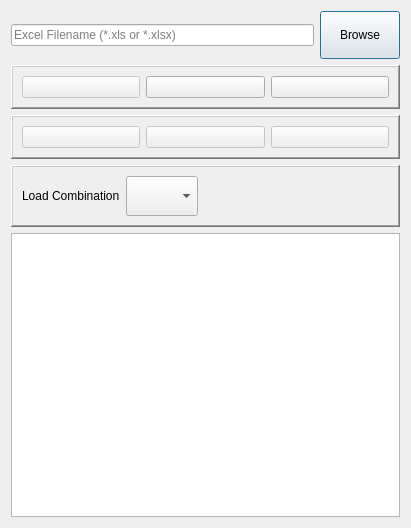
ebrahimraeyat/OSAFE, file safe/punch/punchPanel.ui: the form before one commit.
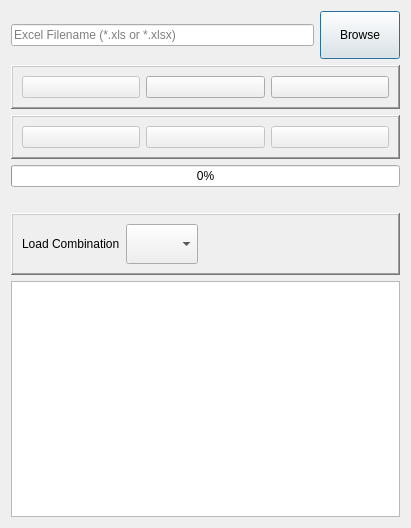
The form after the commit.

```diff
--- a/safe/punch/punchPanel.ui
+++ b/safe/punch/punchPanel.ui
@@ -221,6 +221,20 @@
      </layout>
     </widget>
    </item>
+   <item>
+    <widget class="QProgressBar" name="progressBar">
+     <property name="value">
+      <number>0</number>
+     </property>
+    </widget>
+   </item>
+   <item>
+    <widget class="QLabel" name="bar_label">
+     <property name="text">
+      <string/>
+     </property>
+    </widget>
+   </item>
    <item>
     <widget class="QFrame" name="frame_2">
      <property name="frameShape">
```
